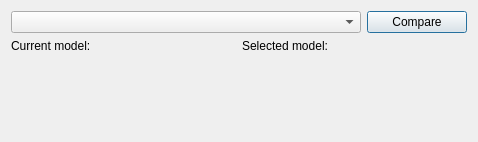
Old version of the form benchmark/ui_raw/comparison.ui in the repository moevm/bsc_kovinev.
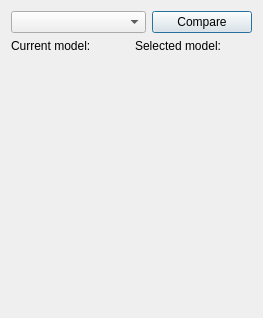
New version of the form.

Commit message: feat: update ui form

The edit to the form file:
```diff
--- a/benchmark/ui_raw/comparison.ui
+++ b/benchmark/ui_raw/comparison.ui
@@ -6,14 +6,16 @@
    <rect>
     <x>0</x>
     <y>0</y>
-    <width>478</width>
-    <height>142</height>
+    <width>263</width>
+    <height>318</height>
    </rect>
   </property>
   <property name="windowTitle">
    <string>Compare Models</string>
   </property>
-  <layout class="QVBoxLayout" name="verticalLayout_2">
+  <layout class="QHBoxLayout" name="horizontalLayout_3">
+   <item>
+    <layout class="QHBoxLayout" name="horizontalLayout_4">
    <item>
     <layout class="QVBoxLayout" name="verticalLayout">
      <item>
@@ -101,6 +103,11 @@
         </size>
        </property>
       </spacer>
+       </item>
+      </layout>
+     </item>
+     <item>
+      <layout class="QVBoxLayout" name="verticalLayout_2"/>
      </item>
     </layout>
    </item>
```
Left out of the diff: 6 changed lines with no effect on the pictures. Lines whose indentation alone changed are shown as unchanged. The commit also changes 1 other file.
